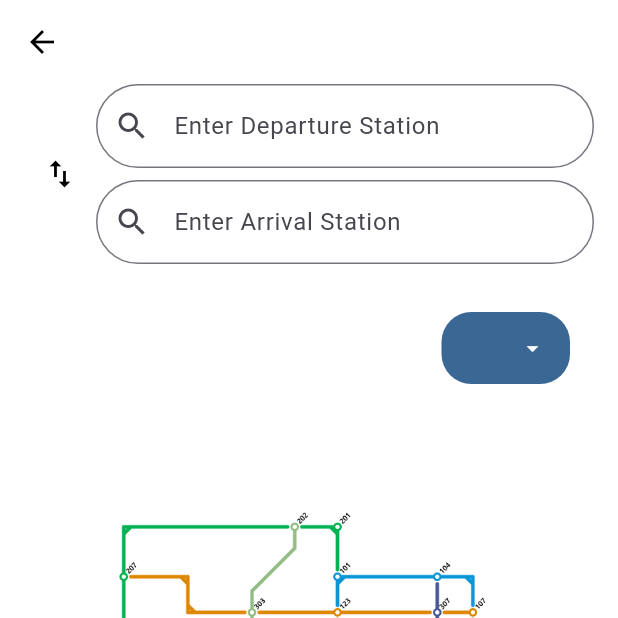
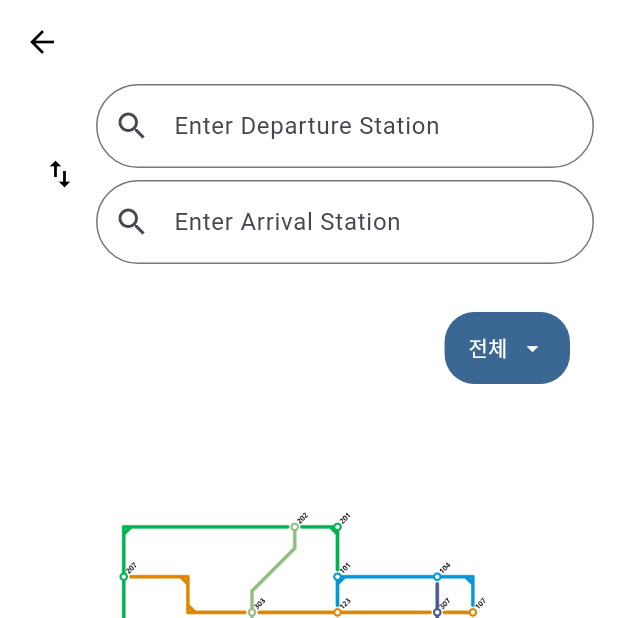
Before and after one commit to younglee8867/team_project1, a Flutter app: the StationMap screen opened directly, on a phone screen of 412 x 824 dp, the top half of it. Run offline on Flutter 3.47's test engine with Material 3 defaults, Android fonts, the phone set to English and light mode, and no system bars; our stand-ins replace easy_localization, firebase_core; accounts and stored records are empty.

Commit message:
오류수정

```diff
--- a/lib/FIndWay/StationMap.dart
+++ b/lib/FIndWay/StationMap.dart
@@ -165,7 +165,7 @@ class _StationMapState extends State<StationMap> {
                           });
                         },
                         items: <String>[
-                          '전체'.tr(),
+                          '전체',
                           '1호선',
                           '2호선',
                           '3호선',
```
